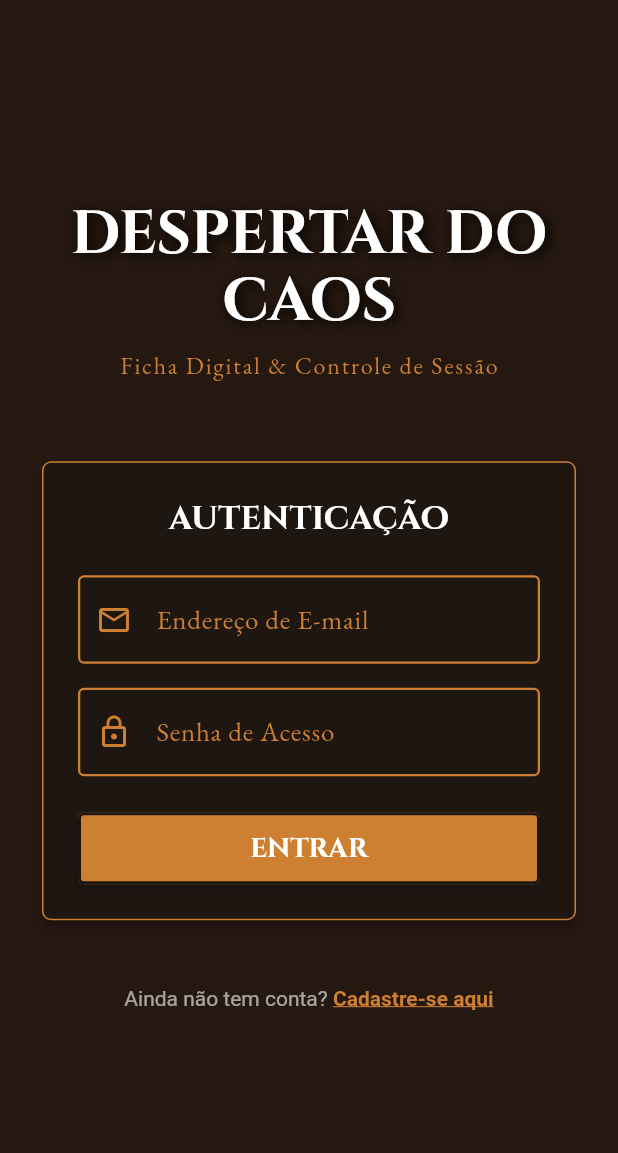
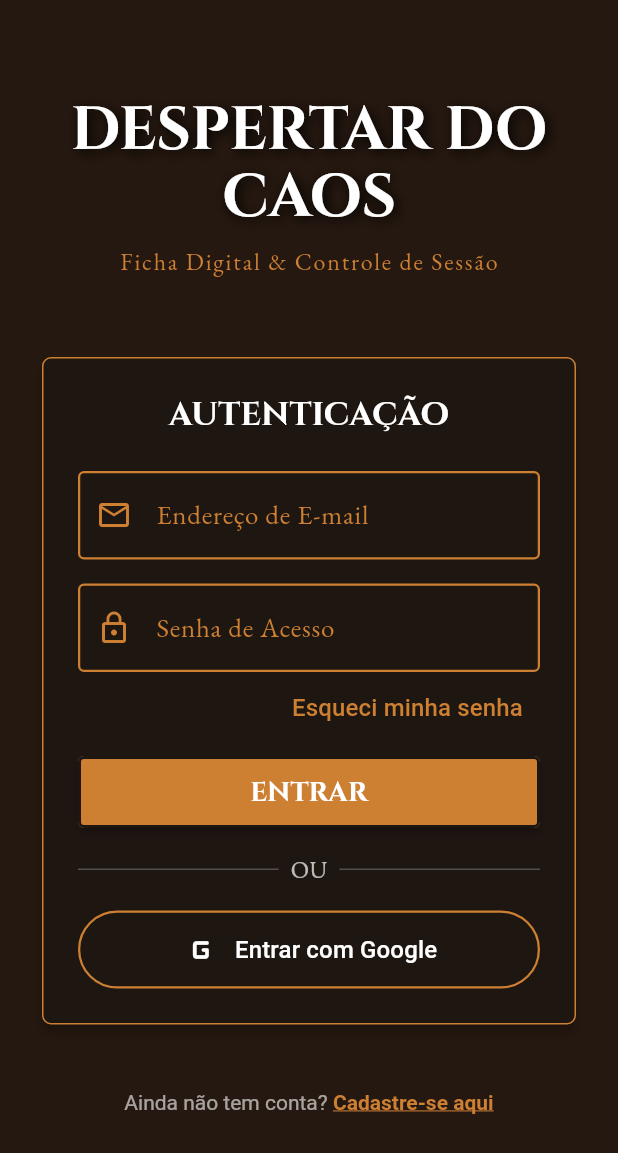
Before and after one commit to nathanhgo/ficha-digital-rpg, a Flutter app: the screen it shows after launch, on a phone screen of 412 x 824 dp. Shown: the top 1153 px of the screen. Run offline on Flutter 3.47's test engine with Material 3 defaults, Android fonts, the phone set to English and light mode, and no system bars; our stand-ins replace file_picker, flutter_dotenv, flutter_markdown, flutter_riverpod, go_router, google_fonts and 2 more; accounts and stored records are empty.

Commit message:
feat: google login

```diff
--- a/lib/core/router/router.dart
+++ b/lib/core/router/router.dart
@@ -1,6 +1,10 @@
+import 'dart:async';
+import 'package:flutter/foundation.dart';
 import 'package:go_router/go_router.dart';
 import '../../features/auth/presentation/login_screen.dart';
 import '../../features/auth/presentation/register_screen.dart';
+import '../../features/auth/presentation/forgot_password_screen.dart';
+import '../../features/auth/presentation/reset_password_screen.dart';
 import '../../features/campaign/presentation/campaigns_screen.dart';
 import '../../features/character/presentation/character_sheet_screen.dart';
 import '../../features/character/presentation/character_create_screen.dart';
@@ -14,13 +18,58 @@ import '../shell/role_based_tab_screen.dart';
 
 import 'package:supabase_flutter/supabase_flutter.dart';
 
+/// Faz o [GoRouter] reavaliar o [redirect] sempre que o estado de auth do
+/// Supabase mudar (login/logout, mas também eventos assíncronos que não
+/// resultam de uma navegação explícita, como o retorno de um deep link de
+/// recuperação de senha ou de login com Google).
+class GoRouterRefreshStream extends ChangeNotifier {
+  GoRouterRefreshStream(Stream<AuthState> stream) {
+    _subscription = stream.listen((authState) {
+      if (authState.event == AuthChangeEvent.passwordRecovery) {
+        _pendingPasswordRecovery = true;
+      }
+      notifyListeners();
+    });
+  }
+
+  bool _pendingPasswordRecovery = false;
+
+  /// Retorna `true` uma única vez após um evento de recuperação de senha,
+  /// consumindo a flag para não forçar o redirect repetidamente.
+  bool consumePendingPasswordRecovery() {
+    final value = _pendingPasswordRecovery;
+    _pendingPasswordRecovery = false;
+    return value;
+  }
+
+  late final StreamSubscription<AuthState> _subscription;
+
+  @override
+  void dispose() {
+    _subscription.cancel();
+    super.dispose();
+  }
+}
+
+final _authRefreshStream = GoRouterRefreshStream(Supabase.instance.client.auth.onAuthStateChange);
+
 final GoRouter appRouter = GoRouter(
   initialLocation: '/login',
+  refreshListenable: _authRefreshStream,
   redirect: (context, state) {
     final session = Supabase.instance.client.auth.currentSession;
     final isGoingToAuth = state.matchedLocation == '/login' || state.matchedLocation == '/register';
+    final isGoingToPasswordFlow =
+        state.matchedLocation == '/forgot-password' || state.matchedLocation == '/reset-password';
 
-    if (session == null && !isGoingToAuth) {
+    // Evento PASSWORD_RECOVERY: independentemente de onde o usuário estiver
+    // (ex: acabou de abrir o app pelo link do e-mail), leva para a tela de
+    // nova senha.
+    if (_authRefreshStream.consumePendingPasswordRecovery()) {
+      return '/reset-password';
+    }
+
+    if (session == null && !isGoingToAuth && !isGoingToPasswordFlow) {
       return '/login';
     }
     if (session != null && isGoingToAuth) {
@@ -42,6 +91,14 @@ final GoRouter appRouter = GoRouter(
     GoRoute(
       path: '/register',
       builder: (context, state) => const RegisterScreen(),
+    ),
+    GoRoute(
+      path: '/forgot-password',
+      builder: (context, state) => const ForgotPasswordScreen(),
+    ),
+    GoRoute(
+      path: '/reset-password',
+      builder: (context, state) => const ResetPasswordScreen(),
     ),
 
     // ── Authenticated shell (BottomNav persists) ──────────────────────────
--- a/lib/features/auth/presentation/login_screen.dart
+++ b/lib/features/auth/presentation/login_screen.dart
@@ -40,6 +40,21 @@ class _LoginScreenState extends ConsumerState<LoginScreen> {
           ),
         );
       }
+    }
+  }
+
+  void _submitGoogle() async {
+    // Abre o fluxo do Google no navegador; o retorno para o app (web ou via
+    // deep link no mobile) é tratado pelo listener global de auth no router.
+    final success = await ref.read(authControllerProvider.notifier).loginWithGoogle();
+    if (!success && mounted) {
+      final error = ref.read(authControllerProvider).error ?? 'Erro desconhecido';
+      ScaffoldMessenger.of(context).showSnackBar(
+        SnackBar(
+          content: Text('Falha ao entrar com Google: $error'),
+          backgroundColor: SteampunkTheme.bloodRed,
+        ),
+      );
     }
   }
 
@@ -127,7 +142,19 @@ class _LoginScreenState extends ConsumerState<LoginScreen> {
                               return null;
                             },
                           ),
-                          const SizedBox(height: 24),
+                          Align(
+                            alignment: Alignment.centerRight,
+                            child: TextButton(
+                              onPressed: () {
+                                context.push('/forgot-password');
+                              },
+                              child: const Text(
+                                'Esqueci minha senha',
+                                style: TextStyle(color: SteampunkTheme.copper),
+                              ),
+                            ),
+                          ),
+                          const SizedBox(height: 8),
                           if (authState.isLoading)
                             const Center(
                               child: CircularProgressIndicator(
@@ -135,9 +162,39 @@ class _LoginScreenState extends ConsumerState<LoginScreen> {
                               ),
                             )
                           else
-                            ElevatedButton(
-                              onPressed: _submit,
-                              child: const Text('ENTRAR'),
+                            Column(
+                              crossAxisAlignment: CrossAxisAlignment.stretch,
+                              children: [
+                                ElevatedButton(
+                                  onPressed: _submit,
+                                  child: const Text('ENTRAR'),
+                                ),
+                                const SizedBox(height: 16),
+                                Row(
+                                  children: [
+                                    const Expanded(child: Divider(color: Colors.white24)),
+                                    Padding(
+                                      padding: const EdgeInsets.symmetric(horizontal: 8),
+                                      child: Text(
+                                        'OU',
+                                        style: Theme.of(context).textTheme.bodyMedium,
+                                      ),
+                                    ),
+                                    const Expanded(child: Divider(color: Colors.white24)),
+                                  ],
+                                ),
+                                const SizedBox(height: 16),
+                                OutlinedButton.icon(
+                                  onPressed: _submitGoogle,
+                                  icon: const Icon(Icons.g_mobiledata_rounded, size: 28),
+                                  label: const Text('Entrar com Google'),
+                                  style: OutlinedButton.styleFrom(
+                                    foregroundColor: Colors.white,
+                                    side: const BorderSide(color: SteampunkTheme.copper, width: 1.5),
+                                    padding: const EdgeInsets.symmetric(vertical: 12),
+                                  ),
+                                ),
+                              ],
                             ),
                         ],
                       ),
--- a/pubspec.yaml
+++ b/pubspec.yaml
@@ -19,7 +19,7 @@ publish_to: 'none' # Remove this line if you wish to publish to pub.dev
 version: 1.0.7+6
 
 environment:
-  sdk: ^3.11.1
+  sdk: ^3.12.2
 
 # Dependencies specify other packages that your package needs in order to work.
 # To automatically upgrade your package dependencies to the latest versions
```
Also changed, not shown: analysis_options.yaml (+9 -0 lines), lib/features/auth/data/auth_repository.dart (+33 -0 lines), lib/features/auth/presentation/auth_controller.dart (+36 -0 lines), lib/features/auth/presentation/forgot_password_screen.dart (added, +138 -0 lines), lib/features/auth/presentation/reset_password_screen.dart (added, +139 -0 lines), 1 other file.
